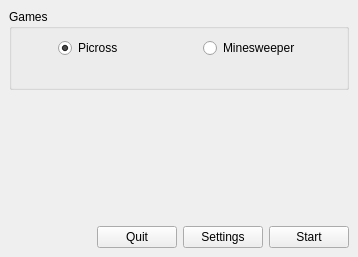
Qt form src/f_qtmainwindow.ui (schuay/picmi-legacy) before a commit.
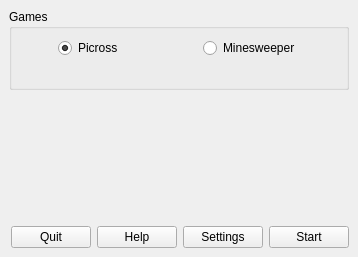
The same form after that commit. Icons and pictures are not drawn.

Commit message: help form added to main window

The edit to the form file:
```diff
--- a/src/f_qtmainwindow.ui
+++ b/src/f_qtmainwindow.ui
@@ -179,6 +179,13 @@
           </property>
          </widget>
         </item>
+        <item>
+         <widget class="QPushButton" name="bHelp">
+          <property name="text">
+           <string>Help</string>
+          </property>
+         </widget>
+        </item>
         <item>
          <widget class="QPushButton" name="bSettings">
           <property name="text">
```
The commit also changes 5 other files.
